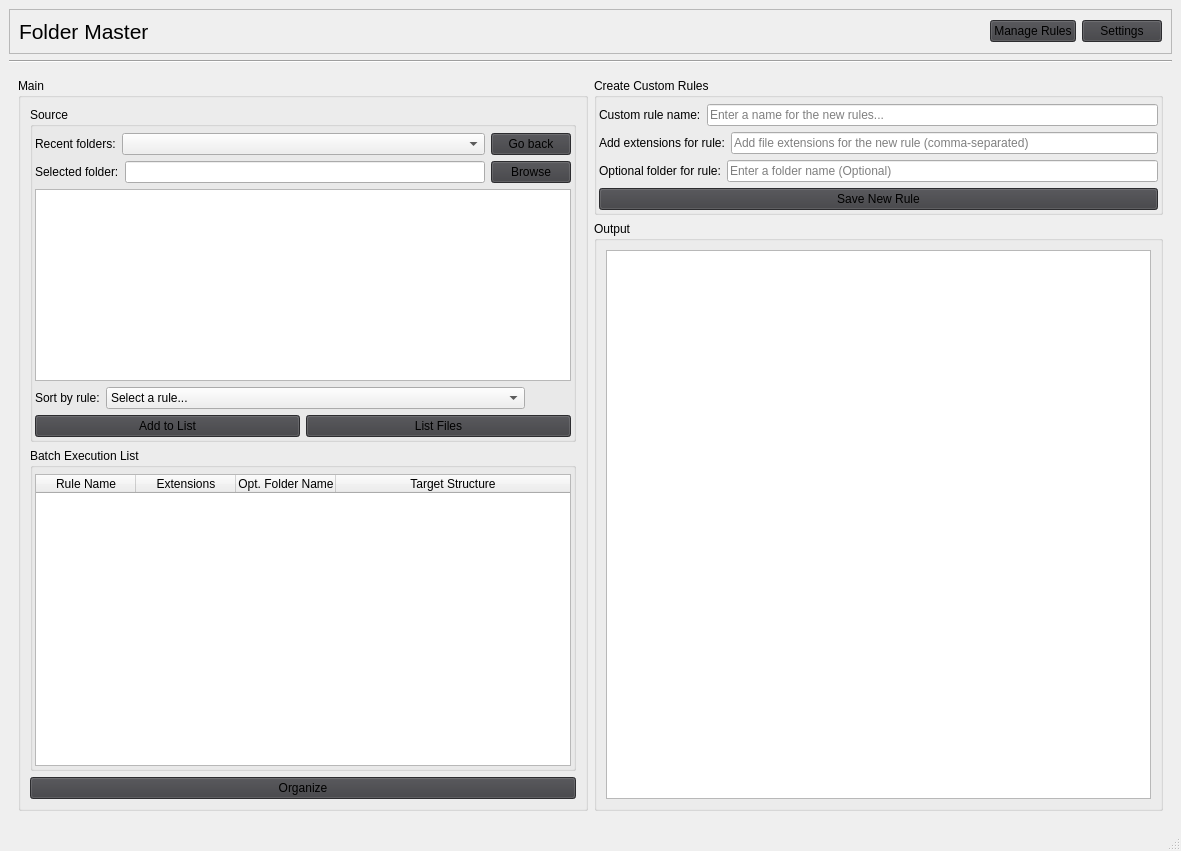
This is src/assets/ui/FolderMaster.ui in zaricj/FolderMaster as Qt 5 draws it before an edit. The edited form follows.
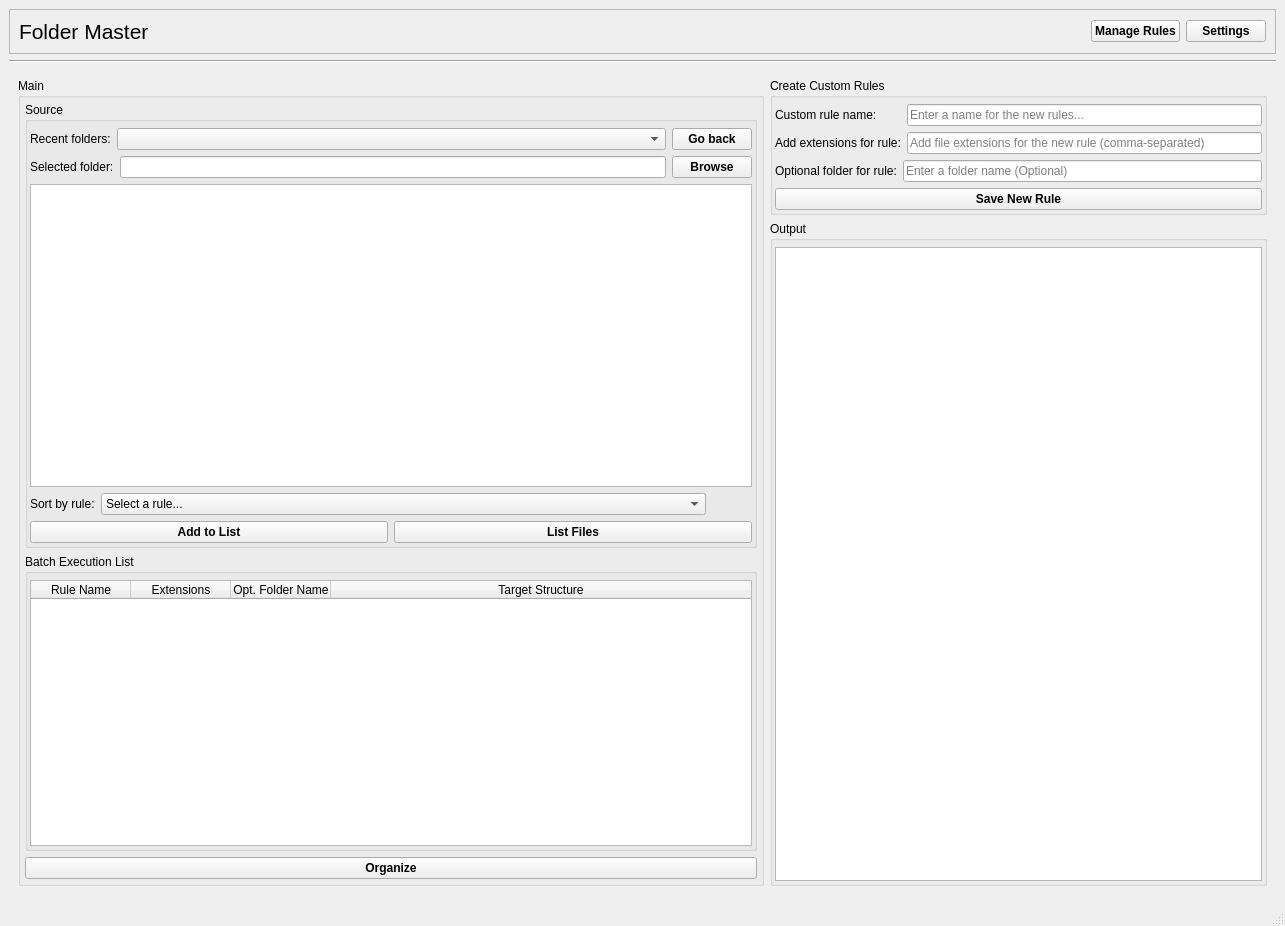
This is the edited form. Icons and pictures are not drawn.

The edit to the form file:
```diff
--- a/src/assets/ui/FolderMaster.ui
+++ b/src/assets/ui/FolderMaster.ui
@@ -6,8 +6,8 @@
    <rect>
     <x>0</x>
     <y>0</y>
-    <width>1181</width>
-    <height>851</height>
+    <width>1285</width>
+    <height>926</height>
    </rect>
   </property>
   <property name="windowTitle">
@@ -17,11 +17,6 @@
    <iconset>
     <normaloff>:/icons/folder.ico</normaloff>:/icons/folder.ico</iconset>
   </property>
-  <property name="styleSheet">
-   <string notr="true">QPushButton {
-	background-color: #3E3E42;
-}</string>
-  </property>
   <property name="iconSize">
    <size>
     <width>24</width>
@@ -41,9 +36,6 @@
         <verstretch>0</verstretch>
        </sizepolicy>
       </property>
-      <property name="styleSheet">
-       <string notr="true"/>
-      </property>
       <property name="frameShape">
        <enum>QFrame::Shape::StyledPanel</enum>
       </property>
@@ -61,9 +53,6 @@
          <property name="layoutDirection">
           <enum>Qt::LayoutDirection::LeftToRight</enum>
          </property>
-         <property name="styleSheet">
-          <string notr="true"/>
-         </property>
          <property name="text">
           <string>Folder Master</string>
          </property>
@@ -80,10 +69,10 @@
            <verstretch>0</verstretch>
           </sizepolicy>
          </property>
-         <property name="styleSheet">
-          <string notr="true">QPushButton:hover {
-	background-color: #A24334;
-}</string>
+         <property name="font">
+          <font>
+           <bold>true</bold>
+          </font>
          </property>
          <property name="text">
           <string>Manage Rules</string>
@@ -98,10 +87,10 @@
            <verstretch>0</verstretch>
           </sizepolicy>
          </property>
-         <property name="styleSheet">
-          <string notr="true">QPushButton:hover {
-	background-color: #A24334;
-}</string>
+         <property name="font">
+          <font>
+           <bold>true</bold>
+          </font>
          </property>
          <property name="text">
           <string>Settings</string>
@@ -118,9 +107,6 @@
         <pointsize>9</pointsize>
        </font>
       </property>
-      <property name="styleSheet">
-       <string notr="true"/>
-      </property>
       <property name="frameShadow">
        <enum>QFrame::Shadow::Sunken</enum>
       </property>
@@ -137,7 +123,7 @@
     </item>
     <item>
      <widget class="QWidget" name="widget" native="true">
-      <layout class="QHBoxLayout" name="horizontalLayout_2">
+      <layout class="QHBoxLayout" name="horizontalLayout_2" stretch="3,2">
        <item>
         <layout class="QVBoxLayout" name="verticalLayout_2">
          <item>
@@ -145,7 +131,19 @@
            <property name="title">
             <string>Main</string>
            </property>
-           <layout class="QVBoxLayout" name="verticalLayout_7">
+           <layout class="QVBoxLayout" name="verticalLayout_7" stretch="3,2,0">
+            <property name="leftMargin">
+             <number>4</number>
+            </property>
+            <property name="topMargin">
+             <number>4</number>
+            </property>
+            <property name="rightMargin">
+             <number>4</number>
+            </property>
+            <property name="bottomMargin">
+             <number>4</number>
+            </property>
             <item>
              <widget class="QGroupBox" name="groupBox_2">
               <property name="title">
@@ -154,7 +152,7 @@
               <property name="flat">
                <bool>true</bool>
               </property>
-              <layout class="QVBoxLayout" name="verticalLayout_10">
+              <layout class="QVBoxLayout" name="verticalLayout_10" stretch="0,0,1,0,0">
                <property name="leftMargin">
                 <number>2</number>
                </property>
@@ -193,10 +191,10 @@
                      <verstretch>0</verstretch>
                     </sizepolicy>
                    </property>
-                   <property name="styleSheet">
-                    <string notr="true">QPushButton:hover {
-	background-color: #A24334;
-}</string>
+                   <property name="font">
+                    <font>
+                     <bold>true</bold>
+                    </font>
                    </property>
                    <property name="text">
                     <string>Go back</string>
@@ -223,10 +221,10 @@
                  </item>
                  <item>
                   <widget class="QPushButton" name="button_browse_folder">
-                   <property name="styleSheet">
-                    <string notr="true">QPushButton:hover {
-	background-color: #A24334;
-}</string>
+                   <property name="font">
+                    <font>
+                     <bold>true</bold>
+                    </font>
                    </property>
                    <property name="text">
                     <string>Browse</string>
@@ -297,10 +295,10 @@
                 <layout class="QHBoxLayout" name="horizontalLayout">
                  <item>
                   <widget class="QPushButton" name="button_add_to_list">
-                   <property name="styleSheet">
-                    <string notr="true">QPushButton:hover {
-	background-color: #A24334;
-}</string>
+                   <property name="font">
+                    <font>
+                     <bold>true</bold>
+                    </font>
                    </property>
                    <property name="text">
                     <string>Add to List</string>
@@ -309,10 +307,10 @@
                  </item>
                  <item>
                   <widget class="QPushButton" name="button_list_files">
-                   <property name="styleSheet">
-                    <string notr="true">QPushButton:hover {
-	background-color: #A24334;
-}</string>
+                   <property name="font">
+                    <font>
+                     <bold>true</bold>
+                    </font>
                    </property>
                    <property name="text">
                     <string>List Files</string>
@@ -386,10 +384,10 @@
             </item>
             <item>
              <widget class="QPushButton" name="button_sort">
-              <property name="styleSheet">
-               <string notr="true">QPushButton:hover {
-	background-color: #A24334;
-}</string>
+              <property name="font">
+               <font>
+                <bold>true</bold>
+               </font>
               </property>
               <property name="text">
                <string>Organize</string>
@@ -402,14 +400,14 @@
         </layout>
        </item>
        <item>
-        <layout class="QVBoxLayout" name="verticalLayout_4">
+        <layout class="QVBoxLayout" name="verticalLayout_4" stretch="0,1">
          <item>
           <widget class="QGroupBox" name="groupBox_7">
            <property name="title">
             <string>Create Custom Rules</string>
            </property>
            <property name="flat">
-            <bool>true</bool>
+            <bool>false</bool>
            </property>
            <layout class="QVBoxLayout" name="verticalLayout_9">
             <property name="leftMargin">
@@ -436,6 +434,17 @@
                     <verstretch>0</verstretch>
                    </sizepolicy>
                   </property>
+                  <property name="minimumSize">
+                   <size>
+                    <width>126</width>
+                    <height>0</height>
+                   </size>
+                  </property>
+                  <property name="font">
+                   <font>
+                    <bold>false</bold>
+                   </font>
+                  </property>
                   <property name="text">
                    <string>Custom rule name:</string>
                   </property>
@@ -443,6 +452,12 @@
                 </item>
                 <item>
                  <widget class="QLineEdit" name="line_edit_rule_name">
+                  <property name="minimumSize">
+                   <size>
+                    <width>0</width>
+                    <height>0</height>
+                   </size>
+                  </property>
                   <property name="placeholderText">
                    <string>Enter a name for the new rules...</string>
                   </property>
@@ -459,6 +474,11 @@
              <layout class="QHBoxLayout" name="horizontalLayout_8">
               <item>
                <widget class="QLabel" name="label_extensions">
+                <property name="font">
+                 <font>
+                  <bold>false</bold>
+                 </font>
+                </property>
                 <property name="text">
                  <string>Add extensions for rule:</string>
                 </property>
@@ -480,6 +500,11 @@
              <layout class="QHBoxLayout" name="horizontalLayout_9">
               <item>
                <widget class="QLabel" name="label_opt_folder">
+                <property name="font">
+                 <font>
+                  <bold>false</bold>
+                 </font>
+                </property>
                 <property name="text">
                  <string>Optional folder for rule:</string>
                 </property>
@@ -502,10 +527,10 @@
             </item>
             <item>
              <widget class="QPushButton" name="button_save_rule">
-              <property name="styleSheet">
-               <string notr="true">QPushButton:hover {
-	background-color: #388049;
-}</string>
+              <property name="font">
+               <font>
+                <bold>true</bold>
+               </font>
               </property>
               <property name="text">
                <string>Save New Rule</string>
@@ -526,9 +551,28 @@
            <property name="title">
             <string>Output</string>
            </property>
+           <property name="flat">
+            <bool>false</bool>
+           </property>
            <layout class="QVBoxLayout" name="verticalLayout_3">
+            <property name="leftMargin">
+             <number>2</number>
+            </property>
+            <property name="topMargin">
+             <number>6</number>
+            </property>
+            <property name="rightMargin">
+             <number>2</number>
+            </property>
+            <property name="bottomMargin">
+             <number>2</number>
+            </property>
             <item>
-             <widget class="QTextEdit" name="text_edit_program_output"/>
+             <widget class="QTextEdit" name="text_edit_program_output">
+              <property name="lineWidth">
+               <number>1</number>
+              </property>
+             </widget>
             </item>
            </layout>
           </widget>
@@ -545,7 +589,7 @@
     <rect>
      <x>0</x>
      <y>0</y>
-     <width>1181</width>
+     <width>1285</width>
      <height>33</height>
     </rect>
    </property>
```
